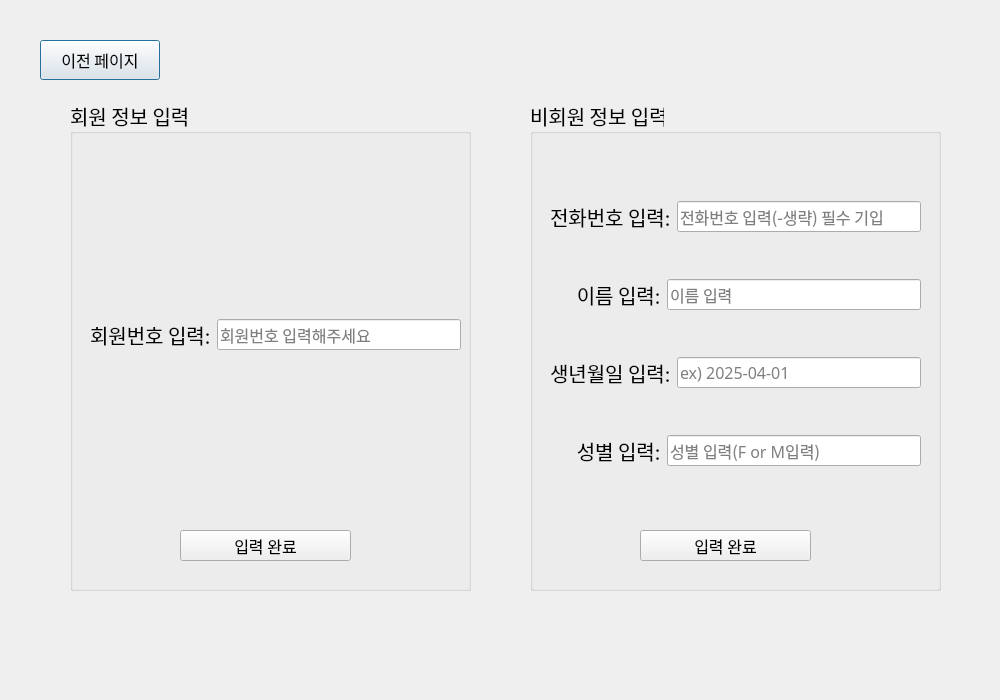
Old version of the form ui/bookpage4.ui in the repository 2sseong/mini_project_2025-03.
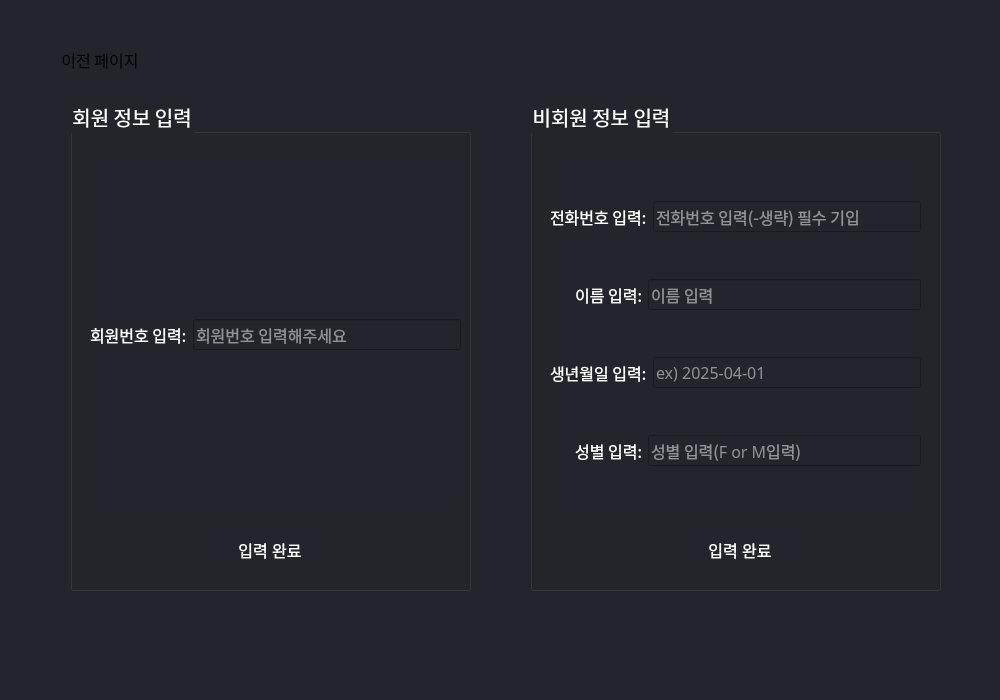
New version of the form.

Commit message: ui css 작업 1차 완료

```diff
--- a/ui/bookpage4.ui
+++ b/ui/bookpage4.ui
@@ -13,6 +13,9 @@
   <property name="windowTitle">
    <string>Dialog</string>
   </property>
+  <property name="styleSheet">
+   <string notr="true">background:#24242C;</string>
+  </property>
   <widget class="QPushButton" name="btn_goback">
    <property name="geometry">
     <rect>
@@ -28,6 +31,15 @@
      <pointsize>12</pointsize>
     </font>
    </property>
+   <property name="styleSheet">
+    <string notr="true">background: qlineargradient(
+                    x1: 0, y1: 0, x2: 0, y2: 1,
+                    stop: 0 #ffffff,
+                    stop: 1 #dddddd
+                );
+color: black;
+border-radius:4;</string>
+   </property>
    <property name="text">
     <string>이전 페이지</string>
    </property>
@@ -85,6 +97,9 @@
      <pointsize>15</pointsize>
     </font>
    </property>
+   <property name="styleSheet">
+    <string notr="true">color:white;</string>
+   </property>
    <property name="title">
     <string>회원 정보 입력</string>
    </property>
@@ -102,6 +117,12 @@
       <layout class="QHBoxLayout" name="horizontalLayout_4">
        <item>
         <widget class="QLabel" name="label_5">
+         <property name="font">
+          <font>
+           <family>NanumGothic</family>
+           <pointsize>12</pointsize>
+          </font>
+         </property>
          <property name="text">
           <string>회원번호 입력:</string>
          </property>
@@ -127,10 +148,10 @@
    <widget class="QPushButton" name="btn_user">
     <property name="geometry">
      <rect>
-      <x>110</x>
+      <x>140</x>
       <y>430</y>
-      <width>171</width>
-      <height>31</height>
+      <width>120</width>
+      <height>40</height>
      </rect>
     </property>
     <property name="font">
@@ -138,6 +159,16 @@
       <pointsize>12</pointsize>
      </font>
     </property>
+    <property name="styleSheet">
+     <string notr="true">background: qlineargradient(
+                    x1: 0, y1: 0, x2: 0, y2: 1,
+                    stop: 0 #AF2E29,
+                    stop: 1 #8E2824
+                );
+color: white;
+border-radius: 4px;
+</string>
+    </property>
     <property name="text">
      <string>입력 완료</string>
     </property>
@@ -158,6 +189,9 @@
      <pointsize>15</pointsize>
     </font>
    </property>
+   <property name="styleSheet">
+    <string notr="true">color:white;</string>
+   </property>
    <property name="title">
     <string>비회원 정보 입력</string>
    </property>
@@ -175,6 +209,12 @@
       <layout class="QHBoxLayout" name="horizontalLayout">
        <item>
         <widget class="QLabel" name="label_2">
+         <property name="font">
+          <font>
+           <family>NanumGothic</family>
+           <pointsize>12</pointsize>
+          </font>
+         </property>
          <property name="text">
           <string>전화번호 입력:</string>
          </property>
@@ -188,6 +228,9 @@
            <pointsize>12</pointsize>
           </font>
          </property>
+         <property name="styleSheet">
+          <string notr="true">color:white;</string>
+         </property>
          <property name="inputMask">
           <string/>
          </property>
@@ -205,8 +248,14 @@
       <layout class="QHBoxLayout" name="horizontalLayout_2">
        <item>
         <widget class="QLabel" name="label_3">
+         <property name="font">
+          <font>
+           <family>NanumGothic</family>
+           <pointsize>12</pointsize>
+          </font>
+         </property>
          <property name="text">
-          <string>      이름 입력:</string>
+          <string>       이름 입력:</string>
          </property>
         </widget>
        </item>
@@ -218,6 +267,9 @@
            <pointsize>12</pointsize>
           </font>
          </property>
+         <property name="styleSheet">
+          <string notr="true">color:white;</string>
+         </property>
          <property name="inputMask">
           <string/>
          </property>
@@ -235,6 +287,12 @@
       <layout class="QHBoxLayout" name="horizontalLayout_5">
        <item>
         <widget class="QLabel" name="label_6">
+         <property name="font">
+          <font>
+           <family>NanumGothic</family>
+           <pointsize>12</pointsize>
+          </font>
+         </property>
          <property name="text">
           <string>생년월일 입력:</string>
          </property>
@@ -248,6 +306,9 @@
            <pointsize>12</pointsize>
           </font>
          </property>
+         <property name="styleSheet">
+          <string notr="true">color:white;</string>
+         </property>
          <property name="inputMask">
           <string/>
          </property>
@@ -265,8 +326,14 @@
       <layout class="QHBoxLayout" name="horizontalLayout_3">
        <item>
         <widget class="QLabel" name="label_4">
+         <property name="font">
+          <font>
+           <family>NanumGothic</family>
+           <pointsize>12</pointsize>
+          </font>
+         </property>
          <property name="text">
-          <string>      성별 입력:</string>
+          <string>       성별 입력:</string>
          </property>
         </widget>
        </item>
@@ -278,6 +345,9 @@
            <pointsize>12</pointsize>
           </font>
          </property>
+         <property name="styleSheet">
+          <string notr="true">color:white;</string>
+         </property>
          <property name="inputMask">
           <string/>
          </property>
@@ -296,10 +366,10 @@
    <widget class="QPushButton" name="btn_guest">
     <property name="geometry">
      <rect>
-      <x>110</x>
+      <x>150</x>
       <y>430</y>
-      <width>171</width>
-      <height>31</height>
+      <width>120</width>
+      <height>40</height>
      </rect>
     </property>
     <property name="font">
@@ -307,6 +377,15 @@
       <pointsize>12</pointsize>
      </font>
     </property>
+    <property name="styleSheet">
+     <string notr="true">background: qlineargradient(
+                    x1: 0, y1: 0, x2: 0, y2: 1,
+                    stop: 0 #AF2E29,
+                    stop: 1 #8E2824
+                );
+color: white;
+border-radius: 4px;</string>
+    </property>
     <property name="text">
      <string>입력 완료</string>
     </property>
```
The commit also changes 5 other files.
